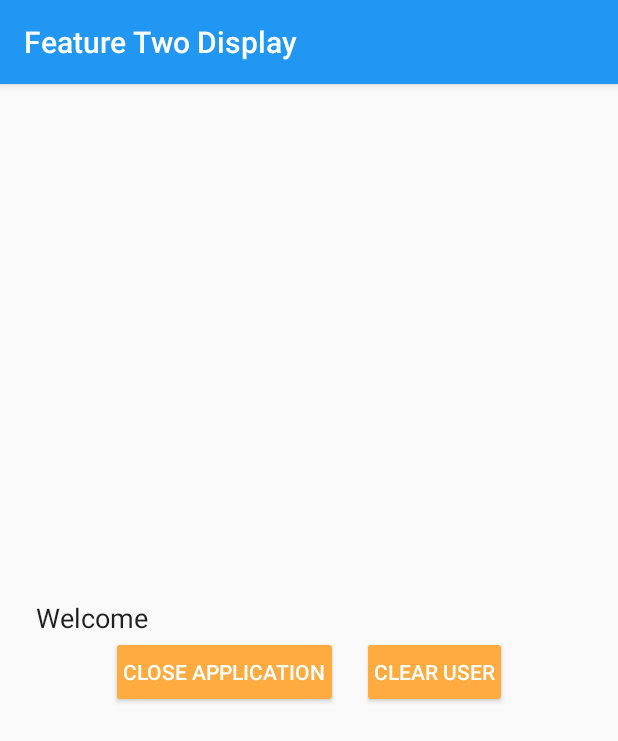
After one commit to SeanSWatkins/DemoPlayer, an Android app: the FeatureTwoDisplayUserActivity screen opened directly, with no data from a screen before it, on a phone screen of 412 x 824 dp. The commit adds this screen. Shown: the top 741 px of the screen. Run offline under Robolectric (Android 15) with nearby library versions, the phone set to English and light mode, and no system bars; our stand-ins replace ButterKnife.

Commit message:
Added Activity to display Welcome Message Completed Feature Two

```diff
--- a/app/src/main/AndroidManifest.xml
+++ b/app/src/main/AndroidManifest.xml
@@ -21,6 +21,7 @@
         </activity>
         <activity android:name=".featureone.FeatureOneActivity"/>
         <activity android:name=".featuretwo.FeatureTwoActivity"/>
+        <activity android:name=".featuretwo.FeatureTwoDisplayUserActivity"/>
 
     </application>
 
--- a/app/src/main/java/co/diginex/demoplayer/featuretwo/FeatureTwoActivity.java
+++ b/app/src/main/java/co/diginex/demoplayer/featuretwo/FeatureTwoActivity.java
@@ -30,6 +30,7 @@ public class FeatureTwoActivity extends AppCompatActivity {
         String name = nameEditText.getText().toString();
         if (!TextUtils.isEmpty(name)) {
             getPrefs().edit().putString(AppConstants.USERNAME, name).commit();
+            nameEditText.setText("");
             gotoDisplay();
         } else {
             showSnackbarForStringId(R.string.no_user);
@@ -46,15 +47,13 @@ public class FeatureTwoActivity extends AppCompatActivity {
     protected void onCreate(@Nullable Bundle savedInstanceState) {
         super.onCreate(savedInstanceState);
 
-        if (TextUtils.isEmpty(getPrefs().getString(AppConstants.USERNAME, null))) {
-            //TODO start the other activity that shows the name
+        if (!TextUtils.isEmpty(getPrefs().getString(AppConstants.USERNAME, null))) {
             gotoDisplay();
         }
 
         setContentView(R.layout.activity_feature_two);
         setTitle(R.string.feature_two);
         ButterKnife.bind(this);
-
     }
 
     @Override
@@ -71,7 +70,8 @@ public class FeatureTwoActivity extends AppCompatActivity {
     }
 
     private void gotoDisplay() {
-        //TODO go to the display activity
+        Intent intent = new Intent(this, FeatureTwoDisplayUserActivity.class);
+        startActivityForResult(intent, REQUEST);
     }
 
     private void showSnackbarForStringId(@StringRes int text) {
--- /dev/null
+++ b/app/src/main/java/co/diginex/demoplayer/featuretwo/FeatureTwoDisplayUserActivity.java
@@ -0,0 +1,59 @@
+package co.diginex.demoplayer.featuretwo;
+
+import android.app.Activity;
+import android.content.SharedPreferences;
+import android.os.Bundle;
+import android.preference.PreferenceManager;
+import android.support.annotation.Nullable;
+import android.support.v7.app.AppCompatActivity;
+import android.widget.TextView;
+
+import butterknife.BindView;
+import butterknife.ButterKnife;
+import butterknife.OnClick;
+import co.diginex.demoplayer.AppConstants;
+import co.diginex.demoplayer.R;
+
+/**
+ * Created by Sean on 13/05/2016.
+ */
+public class FeatureTwoDisplayUserActivity extends AppCompatActivity {
+
+    @BindView(R.id.activity_f_two_name_display)
+    TextView nameDisplayText;
+
+    @OnClick(R.id.activity_f_two_exit)
+    void exitApplication() {
+        setResult(AppConstants.RESULT_CLOSE_APP);
+        finish();
+    }
+
+    @OnClick(R.id.activity_f_two_clear)
+    void clearUser() {
+        getPrefs().edit()
+                .putBoolean(AppConstants.ALREADY_VISITED, false)
+                .putString(AppConstants.USERNAME, "")
+                .commit();
+        setResult(Activity.RESULT_OK);
+        finish();
+    }
+
+    @Override
+    protected void onCreate(@Nullable Bundle savedInstanceState) {
+        super.onCreate(savedInstanceState);
+        setContentView(R.layout.activity_feature_two_user_display);
+        setTitle(R.string.feature_two_display);
+        ButterKnife.bind(this);
+
+        if (!getPrefs().getBoolean(AppConstants.ALREADY_VISITED, false)) {
+            nameDisplayText.setText(getString(R.string.welcome, getPrefs().getString(AppConstants.USERNAME, "")));
+            getPrefs().edit().putBoolean(AppConstants.ALREADY_VISITED, true).commit();
+        } else {
+            nameDisplayText.setText(getString(R.string.welcome_back, getPrefs().getString(AppConstants.USERNAME, "")));
+        }
+    }
+
+    private SharedPreferences getPrefs() {
+        return PreferenceManager.getDefaultSharedPreferences(this);
+    }
+}
--- /dev/null
+++ b/app/src/main/res/layout/activity_feature_two_user_display.xml
@@ -0,0 +1,46 @@
+<?xml version="1.0" encoding="utf-8"?>
+<LinearLayout xmlns:android="http://schemas.android.com/apk/res/android"
+    android:layout_width="match_parent"
+    android:layout_height="match_parent"
+    android:orientation="vertical"
+    android:gravity="center">
+
+
+    <TextView
+        android:id="@+id/activity_f_two_name_display"
+        android:layout_width="match_parent"
+        android:layout_height="wrap_content"
+        android:paddingLeft="@dimen/textview_padding"
+        android:paddingRight="@dimen/textview_padding"
+        android:textAppearance="@android:style/TextAppearance.Medium"/>
+
+    <LinearLayout
+        android:layout_width="match_parent"
+        android:layout_height="wrap_content"
+        android:orientation="horizontal"
+        android:paddingLeft="@dimen/default_padding"
+        android:paddingRight="@dimen/default_padding"
+        android:paddingBottom="@dimen/default_padding"
+        android:gravity="center_horizontal"
+        >
+
+        <Button
+            android:id="@+id/activity_f_two_exit"
+            android:layout_width="wrap_content"
+            android:layout_height="@dimen/default_button_height"
+            android:minWidth="@dimen/min_button_width"
+            style="@style/Widget.AppCompat.Button.Colored"
+            android:padding="@dimen/default_padding"
+            android:text="@string/exit"/>
+
+        <Button
+            android:id="@+id/activity_f_two_clear"
+            android:layout_width="wrap_content"
+            android:layout_height="@dimen/default_button_height"
+            android:layout_marginLeft="@dimen/default_button_padding"
+            android:minWidth="@dimen/min_button_width"
+            style="@style/Widget.AppCompat.Button.Colored"
+            android:padding="@dimen/default_padding"
+            android:text="@string/clear"/>
+    </LinearLayout>
+</LinearLayout>
--- a/app/src/main/res/values/strings.xml
+++ b/app/src/main/res/values/strings.xml
@@ -8,5 +8,9 @@
     <string name="name">Name</string>
     <string name="submit">Submit</string>
     <string name="no_user">Please enter a name</string>
-
+    <string name="clear">Clear User</string>
+    <string name="exit">Close Application</string>
+    <string name="feature_two_display">Feature Two Display</string>
+    <string name="welcome">Welcome %s</string>
+    <string name="welcome_back">Welcome %s, thanks for returning, we hope you enjoy your stay!</string>
 </resources>
```
